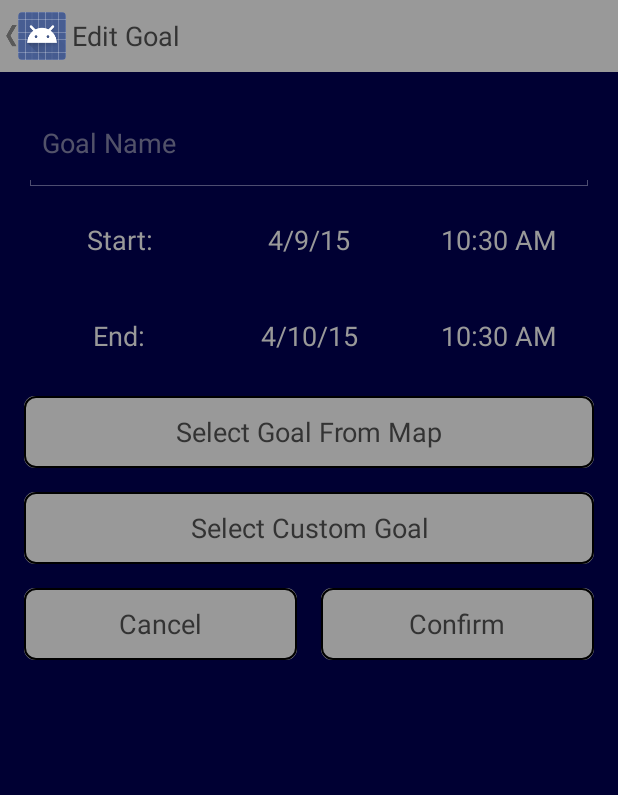
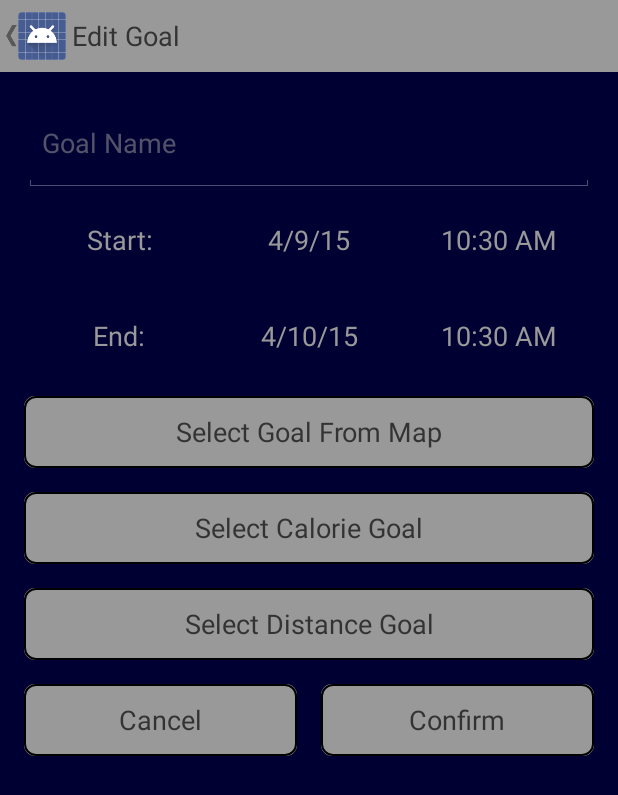
Before and after one commit to MadAd360/FitnessTracker, an Android app: the EditGoal screen opened directly, with no data from a screen before it, on a phone screen of 412 x 824 dp. Shown: the top 795 px of the screen. Run offline under Robolectric (Android 15) with nearby library versions, the phone set to English and light mode, and no system bars; 1 statement that could not run was skipped.

Commit message:
Set up initial calorie game structure

```diff
--- a/app/src/main/java/com/uni/ard/fitnesstracker/DBAdapter.java
+++ b/app/src/main/java/com/uni/ard/fitnesstracker/DBAdapter.java
@@ -6,8 +6,11 @@ import android.database.Cursor;
 import android.database.SQLException;
 import android.database.sqlite.SQLiteDatabase;
 import android.database.sqlite.SQLiteOpenHelper;
+import android.graphics.Bitmap;
+import android.graphics.BitmapFactory;
 import android.util.Log;
 
+import java.io.ByteArrayOutputStream;
 import java.text.DateFormat;
 import java.util.Date;
 
@@ -54,6 +57,10 @@ public class DBAdapter {
     public static final String KEY_MAP_END_LAT = "endlat";
     public static final String KEY_MAP_END_LONG = "endlong";
 
+    public static final String KEY_TREAT_NAME = "name";
+    public static final String KEY_TREAT_CALORIES = "calories";
+    public static final String KEY_TREAT_IMAGE = "image";
+
 
     private static final String TAG = "DBAdapter";
     private DatabaseHelper mDbHelper;
@@ -64,6 +71,7 @@ public class DBAdapter {
     private static final String GOAL_TABLE = "goals";
     private static final String MAP_TABLE = "maps";
     private static final String ACTIVITY_TABLE = "activities";
+    private static final String TREAT_TABLE = "treats";
     private static final String HISTORY_TABLE = "history";
     private static final int DATABASE_VERSION = 2;
 
@@ -94,6 +102,12 @@ public class DBAdapter {
                     + "startlat real not null, startlong real not null, " +
                     "endlat real not null, endlong real not null);";
 
+
+    private static final String TREAT_CREATE =
+            "create table " + TREAT_TABLE + " (_id integer primary key autoincrement, "
+                    + "name text not null, calories integer not null, " +
+                    "image blob not null);";
+
     private final Context mCtx;
 
     private static class DatabaseHelper extends SQLiteOpenHelper {
@@ -111,6 +125,7 @@ public class DBAdapter {
             db.execSQL(ACTIVITY_CREATE);
             db.execSQL(HISTORY_CREATE);
             db.execSQL(MAP_CREATE);
+            db.execSQL(TREAT_CREATE);
         }
 
         @Override
@@ -144,6 +159,11 @@ public class DBAdapter {
     public DBAdapter open() throws SQLException {
         mDbHelper = new DatabaseHelper(mCtx);
         mDb = mDbHelper.getWritableDatabase();
+        if(!fetchTreats().isFirst()){
+            Log.d("woops", "ohoh");
+            Bitmap bm = BitmapFactory.decodeResource(mCtx.getResources(), R.drawable.ice_cream);
+            insertTreat("Ice Cream", bm, 100);
+        }
         return this;
     }
 
@@ -633,4 +653,45 @@ public class DBAdapter {
             }
         }
     }
+
+    public long insertTreat(String name, Bitmap image, int calories) {
+
+        ByteArrayOutputStream outputStream = new ByteArrayOutputStream();
+        image.compress(Bitmap.CompressFormat.PNG, 0, outputStream);
+        byte[] data = outputStream.toByteArray();
+
+        ContentValues initialValues = new ContentValues();
+        initialValues.put(KEY_TREAT_IMAGE, data);
+        initialValues.put(KEY_TREAT_NAME, name);
+        initialValues.put(KEY_TREAT_CALORIES, calories);
+
+
+        Long rowID = mDb.insert(TREAT_TABLE, null, initialValues);
+
+        return rowID;
+    }
+
+    public Cursor fetchTreat(Long rowId) {
+
+        Cursor mCursor =
+
+                mDb.query(true, TREAT_TABLE, new String[]{KEY_ROWID, KEY_TREAT_NAME, KEY_TREAT_CALORIES, KEY_TREAT_IMAGE}, KEY_ROWID + "=" + rowId, null,
+                        null, null, null, null);
+        if (mCursor != null) {
+            mCursor.moveToFirst();
+        }
+        return mCursor;
+    }
+
+    public Cursor fetchTreats() {
+
+        Cursor mCursor =
+
+                mDb.query(true, TREAT_TABLE, new String[]{KEY_ROWID, KEY_TREAT_NAME, KEY_TREAT_CALORIES, KEY_TREAT_IMAGE}, null, null,
+                        null, null, null, null);
+        if (mCursor != null) {
+            mCursor.moveToFirst();
+        }
+        return mCursor;
+    }
 }
--- a/app/src/main/res/layout/activity_edit_goal.xml
+++ b/app/src/main/res/layout/activity_edit_goal.xml
@@ -112,6 +112,19 @@
                 android:text="@string/string_goal_map"
                 android:id="@+id/selectMap"
                 android:onClick="selectMap"
+                android:layout_weight="1"
+                android:background="@drawable/curved_rectangle"
+                android:layout_marginBottom="8dp"
+                android:layout_marginTop="8dp"
+                android:textColor="#ff333333"
+                android:clickable="true" />
+
+            <Button
+                android:layout_width="match_parent"
+                android:layout_height="match_parent"
+                android:id="@+id/selectCalorie"
+                android:text="Select Calorie Goal"
+                android:onClick="selectCalorie"
                 android:layout_weight="1"
                 android:background="@drawable/curved_rectangle"
                 android:layout_marginBottom="8dp"
--- a/app/src/main/res/values/strings.xml
+++ b/app/src/main/res/values/strings.xml
@@ -49,9 +49,11 @@
     <string name="string_start">Start:</string>
     <string name="string_end">End:</string>
     <string name="string_goal_map">Select Goal From Map</string>
-    <string name="string_goal_custom">Select Custom Goal</string>
+    <string name="string_goal_custom">Select Distance Goal</string>
     <string name="string_goal_type">Goal Type</string>
     <string name="hint_walking_target">Walking Target</string>
     <string name="hint_climbing_target">Climbing Target</string>
+    <string name="title_activity_treat">Select Treat</string>
+
 
 </resources>
```
Also changed, not shown: app/src/main/AndroidManifest.xml (+4 -6 lines), app/src/main/java/com/uni/ard/fitnesstracker/EditGoal.java (+16 -2 lines), app/src/main/java/com/uni/ard/fitnesstracker/TreatCursorAdapter.java (added, +60 -0 lines), app/src/main/java/com/uni/ard/fitnesstracker/TreatsActivity.java (added, +77 -0 lines), app/src/main/java/com/uni/ard/fitnesstracker/TreatsFragment.java (added, +102 -0 lines), app/src/main/res/layout/activity_treat_cell.xml (added, +47 -0 lines), app/src/main/res/menu/menu_calorie_choose.xml (added, +7 -0 lines), app/src/main/res/drawable-hdpi/ice_cream.png (added).
